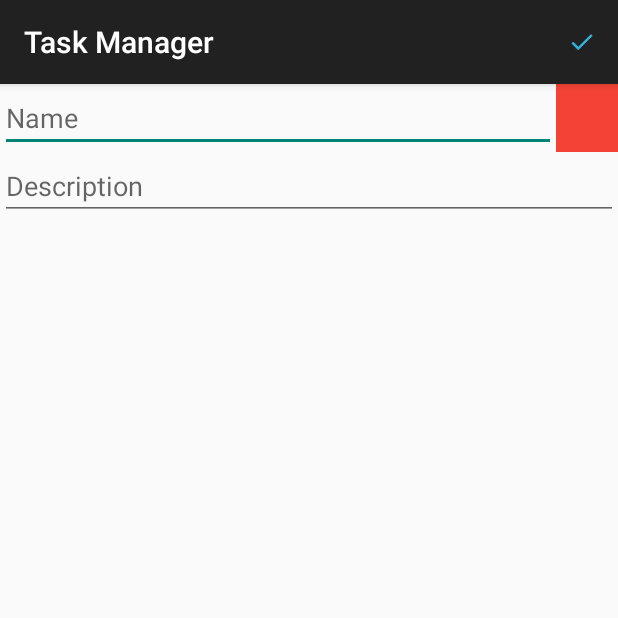
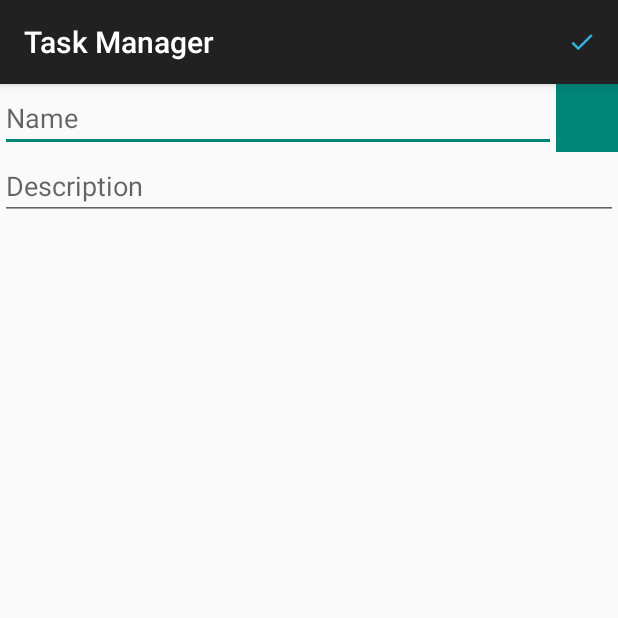
Before and after one commit to bracol/turma-formacao-android-master, an Android app: the screen it shows after launch (LabelFormActivity), on a phone screen of 412 x 824 dp, the top half of it. Run offline under Robolectric (Android 15) with nearby library versions, the phone set to English and light mode, and no system bars.

Commit message:
Commit Spinner

```diff
--- a/app/src/main/java/br/com/cast/turmaformacao/taskmanager/controllers/activities/LabelFormActivity.java
+++ b/app/src/main/java/br/com/cast/turmaformacao/taskmanager/controllers/activities/LabelFormActivity.java
@@ -1,9 +1,12 @@
 package br.com.cast.turmaformacao.taskmanager.controllers.activities;
 
+import android.app.AlertDialog;
+import android.content.DialogInterface;
 import android.os.Bundle;
 import android.support.v7.app.AppCompatActivity;
 import android.view.Menu;
 import android.view.MenuItem;
+import android.view.View;
 import android.widget.EditText;
 import android.widget.ListView;
 import android.widget.Spinner;
@@ -22,9 +25,9 @@ import br.com.cast.turmaformacao.taskmanager.model.servicos.LabelBusinessService
  * Created by Administrador on 17/09/2015.
  */
 public class LabelFormActivity extends AppCompatActivity {
-    private Spinner spinnerColor;
+    //private Spinner spinnerColor;
     private Label label;
-    private ListView listColorView;
+    private View viewColor;
     private EditText editTextName;
     private EditText editTextDescription;
 
@@ -36,14 +39,41 @@ public class LabelFormActivity extends AppCompatActivity {
         initLabel();
         bindEditTextName();
         bindEditTextDescription();
-        bindSpinnerColor();
-        bindListColorView();
-
+        bindViewColor();
     }
 
-    private void bindListColorView() {
-        listColorView = (ListView) findViewById(R.id.listViewTaskList);
+    private void bindViewColor() {
+        viewColor = findViewById(R.id.spinnerColor);
+        viewColor.setOnClickListener(new View.OnClickListener() {
+
+            @Override
+            public void onClick(View v) {
+                AlertDialog.Builder dialogBuilder = new AlertDialog.Builder(LabelFormActivity.this);
+                final ColorListAdapter adapter = new ColorListAdapter(LabelFormActivity.this);
+                dialogBuilder.setAdapter(adapter, new DialogInterface.OnClickListener() {
+                    @Override
+                    public void onClick(DialogInterface dialog, int which) {
+                        updateColor((Color) adapter.getItem(which));
+                    }
+                }).setTitle("Selecione a cor")
+                        .setNeutralButton("Cancelar", new DialogInterface.OnClickListener() {
+                            @Override
+                            public void onClick(DialogInterface dialog, int which) {
+                                dialog.cancel();
+                            }
+                        }).show();
+            }
+        });
     }
+
+    private void updateColor(Color item) {
+
+        label.setColor(item);
+        int cor = android.graphics.Color.parseColor(item.getHex());
+
+        viewColor.setBackgroundColor(cor);
+    }
+
 
     //inicia a label, caso não exista cria uma nova
     private void initLabel() {
@@ -60,26 +90,17 @@ public class LabelFormActivity extends AppCompatActivity {
     }
 
     //monta o spinnerColor
-    private void bindSpinnerColor() {
+    /*private void bindSpinnerColor() {
         //primeiro passado criar o adapter
         spinnerColor = (Spinner) findViewById(R.id.spinnerColor);
-        Color [] list = Color.values();
-        ColorListAdapter colorAdapter = new ColorListAdapter(LabelFormActivity.this, list);
+        Color [] values = Color.values();
+        ColorListAdapter colorAdapter = new ColorListAdapter(LabelFormActivity.this, values);
         spinnerColor.setAdapter(colorAdapter);
-    }
+    }*/
 
-    private Color getSpinnerColor(){
-        return (Color) spinnerColor.getItemAtPosition(spinnerColor.getSelectedItemPosition());
-    }
-
-    private void updateLabelList() {
-        List<Label> values = LabelBusinessServices.findAll();
-        spinnerColor.setAdapter(new LabelListAdapter(this, values));
-
-        LabelListAdapter adapter = (LabelListAdapter) spinnerColor.getAdapter();
-
-        adapter.notifyDataSetInvalidated();
-    }
+    //private Color getSpinnerColor(){
+    //return (Color) spinnerColor.getSelectedItem();
+    //}
 
     //método na classe pai que sera sobrescrito
     @Override
@@ -116,7 +137,7 @@ public class LabelFormActivity extends AppCompatActivity {
         label.setName(editTextName.getText().toString());
         label.setDescription(editTextDescription.getText().toString());
         //Color cor = (Color) spinnerColor.getAdapter().getItem(spinnerColor.getSelectedItemPosition());
-        label.setColor(getSpinnerColor());
+        //label.setColor(getSpinnerColor());
 
     }
 }
--- a/app/src/main/java/br/com/cast/turmaformacao/taskmanager/controllers/adapters/ColorListAdapter.java
+++ b/app/src/main/java/br/com/cast/turmaformacao/taskmanager/controllers/adapters/ColorListAdapter.java
@@ -4,7 +4,6 @@ import android.app.Activity;
 import android.view.View;
 import android.view.ViewGroup;
 import android.widget.BaseAdapter;
-import android.widget.TextView;
 
 import br.com.cast.turmaformacao.taskmanager.R;
 import br.com.cast.turmaformacao.taskmanager.model.entidade.Color;
@@ -17,7 +16,7 @@ public class ColorListAdapter extends BaseAdapter {
     private Activity context;
     private Color[] colors;
 
-    public ColorListAdapter(Activity context, Color[] colors) {
+    public ColorListAdapter(Activity context) {
         super();
         this.context = context;
         this.colors = Color.values();
@@ -42,12 +41,11 @@ public class ColorListAdapter extends BaseAdapter {
     public View getView(int position, View convertView, ViewGroup parent) {
         Color color = (Color) getItem(position);
 
-        View colorListItem = context.getLayoutInflater().inflate(R.layout.list_item_spinner_color, parent, false);
+        View colorListItem = context.getLayoutInflater().inflate(R.layout.list_item_color, parent, false);
 
-        int cor = 0;
-        cor = android.graphics.Color.parseColor(color.getHex());
-        TextView background = (TextView) colorListItem.findViewById(R.id.spinnerItemColor);
-        background.setBackgroundColor(cor);
+        int cor = android.graphics.Color.parseColor(color.getHex());
+        colorListItem.findViewById(R.id.spinnerItemColor);
+        colorListItem.setBackgroundColor(cor);
         return colorListItem;
 
     }
--- a/app/src/main/res/layout/activity_label_form.xml
+++ b/app/src/main/res/layout/activity_label_form.xml
@@ -17,14 +17,14 @@
             android:hint="@string/lbl_name"
             />
 
-        <Spinner
+        <View
             android:id="@+id/spinnerColor"
             android:layout_width="0dp"
             android:layout_height="match_parent"
             android:layout_weight="1"
             android:background= "@color/accent_material_light"
             >
-        </Spinner>
+        </View>
     </LinearLayout>
 
 
--- a/app/src/main/res/layout/list_item_spinner_color.xml
+++ /dev/null
@@ -1,15 +0,0 @@
-<?xml version="1.0" encoding="utf-8"?>
-<LinearLayout xmlns:android="http://schemas.android.com/apk/res/android"
-    android:orientation="vertical"
-    android:layout_width="match_parent"
-    android:layout_height="match_parent">
-
-
-    <TextView
-        android:id="@+id/spinnerItemColor"
-        android:layout_width="390dp"
-        android:layout_height="80dp"
-        android:gravity="center"
-        />
-
-</LinearLayout>
```
Also changed, not shown: app/src/main/res/layout/list_item_color.xml (+7 -10 lines), 1 other file.
